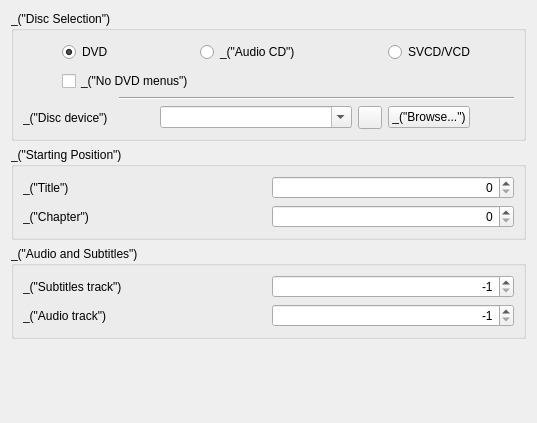
The window that modules/gui/qt4/ui/open_disk.ui (omunroe-com/ubtvlc) describes before a commit, drawn with Qt 5.
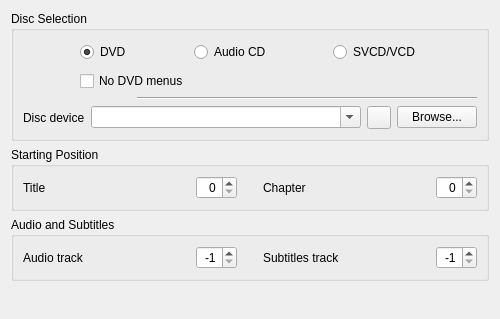
The same window after the commit.

Patch:
```diff
--- a/modules/gui/qt4/ui/open_disk.ui
+++ b/modules/gui/qt4/ui/open_disk.ui
@@ -1,26 +1,38 @@
 <ui version="4.0" >
  <author>Jean-Baptiste Kempf</author>
  <class>OpenDisk</class>
- <widget class="QWidget" name="OpenDisk" >
-  <property name="geometry" >
+ <widget class="QWidget" name="OpenDisk">
+  <property name="geometry">
    <rect>
     <x>0</x>
     <y>0</y>
-    <width>537</width>
-    <height>423</height>
+    <width>500</width>
+    <height>319</height>
    </rect>
   </property>
-  <property name="windowTitle" >
+  <property name="minimumSize">
+   <size>
+    <width>500</width>
+    <height>0</height>
+   </size>
+  </property>
+  <property name="windowTitle">
    <string>Form</string>
   </property>
-  <layout class="QVBoxLayout" >
+  <layout class="QVBoxLayout" name="verticalLayout">
    <item>
-    <widget class="QGroupBox" name="diskGroupBox" >
-     <property name="title" >
-      <string>_("Disc Selection")</string>
+    <widget class="QGroupBox" name="diskGroupBox">
+     <property name="sizePolicy">
+      <sizepolicy hsizetype="Preferred" vsizetype="Minimum">
+       <horstretch>0</horstretch>
+       <verstretch>0</verstretch>
+      </sizepolicy>
      </property>
-     <layout class="QGridLayout" >
-      <item row="0" column="0" >
+     <property name="title">
+      <string>Disc Selection</string>
+     </property>
+     <layout class="QGridLayout" name="gridLayout">
+      <item row="0" column="0">
        <spacer>
         <property name="orientation" >
          <enum>Qt::Horizontal</enum>
@@ -33,9 +45,9 @@
         </property>
        </spacer>
       </item>
-      <item row="0" column="1" >
-       <widget class="QRadioButton" name="dvdRadioButton" >
-        <property name="layoutDirection" >
+      <item row="0" column="1">
+       <widget class="QRadioButton" name="dvdRadioButton">
+        <property name="layoutDirection">
          <enum>Qt::LeftToRight</enum>
         </property>
         <property name="text" >
@@ -46,180 +58,200 @@
         </property>
        </widget>
       </item>
-      <item row="0" column="2" colspan="2" >
+      <item row="0" column="2">
        <spacer>
         <property name="orientation" >
          <enum>Qt::Horizontal</enum>
         </property>
-        <property name="sizeHint" stdset="0" >
+        <property name="sizeHint" stdset="0">
          <size>
-          <width>40</width>
+          <width>20</width>
           <height>20</height>
          </size>
         </property>
        </spacer>
       </item>
-      <item row="0" column="6" >
-       <spacer>
-        <property name="orientation" >
-         <enum>Qt::Horizontal</enum>
+      <item row="0" column="3">
+       <widget class="QRadioButton" name="audioCDRadioButton">
+        <property name="text">
+         <string>Audio CD</string>
         </property>
-        <property name="sizeHint" stdset="0" >
-         <size>
-          <width>40</width>
-          <height>20</height>
-         </size>
-        </property>
-       </spacer>
+       </widget>
       </item>
-      <item row="0" column="9" >
+      <item row="0" column="4">
        <spacer>
         <property name="orientation" >
          <enum>Qt::Horizontal</enum>
         </property>
-        <property name="sizeHint" stdset="0" >
+        <property name="sizeHint" stdset="0">
          <size>
-          <width>31</width>
-          <height>25</height>
+          <width>20</width>
+          <height>20</height>
          </size>
         </property>
        </spacer>
       </item>
-      <item row="1" column="1" colspan="3" >
-       <widget class="QCheckBox" name="dvdsimple" >
-        <property name="toolTip" >
-         <string>_("Disable DVD Menus (for compatibility)")</string>
-        </property>
-        <property name="text" >
-         <string>_("No DVD menus")</string>
-        </property>
-       </widget>
-      </item>
-      <item row="2" column="2" colspan="8" >
-       <widget class="Line" name="line" >
-        <property name="orientation" >
-         <enum>Qt::Horizontal</enum>
-        </property>
-       </widget>
-      </item>
-      <item row="3" column="0" colspan="3" >
-       <widget class="QLabel" name="deviceLabel" >
-        <property name="text" >
-         <string>_("Disc device")</string>
-        </property>
-        <property name="buddy" >
-         <cstring>deviceCombo</cstring>
-        </property>
-       </widget>
-      </item>
-      <item row="3" column="3" colspan="4" >
-       <widget class="QComboBox" name="deviceCombo" >
-        <property name="editable" >
-         <bool>true</bool>
-        </property>
-       </widget>
-      </item>
-      <item row="3" column="7" >
-       <widget class="QToolButton" name="ejectButton" >
-        <property name="sizePolicy" >
-         <sizepolicy vsizetype="Minimum" hsizetype="Fixed" >
-          <horstretch>0</horstretch>
-          <verstretch>0</verstretch>
-         </sizepolicy>
-        </property>
-       </widget>
-      </item>
-      <item row="3" column="8" colspan="2" >
-       <widget class="QPushButton" name="browseDiscButton" >
-        <property name="sizePolicy" >
-         <sizepolicy vsizetype="Fixed" hsizetype="Maximum" >
-          <horstretch>0</horstretch>
-          <verstretch>0</verstretch>
-         </sizepolicy>
-        </property>
-        <property name="text" >
-         <string>_("Browse...")</string>
-        </property>
-       </widget>
-      </item>
-      <item row="0" column="4" >
-       <widget class="QRadioButton" name="audioCDRadioButton" >
-        <property name="text" >
-         <string>_("Audio CD")</string>
-        </property>
-       </widget>
-      </item>
-      <item row="0" column="8" >
-       <widget class="QRadioButton" name="vcdRadioButton" >
-        <property name="text" >
+      <item row="0" column="5">
+       <widget class="QRadioButton" name="vcdRadioButton">
+        <property name="text">
          <string>SVCD/VCD</string>
         </property>
        </widget>
       </item>
+      <item row="0" column="6">
+       <spacer>
+        <property name="orientation">
+         <enum>Qt::Horizontal</enum>
+        </property>
+        <property name="sizeHint" stdset="0">
+         <size>
+          <width>31</width>
+          <height>25</height>
+         </size>
+        </property>
+       </spacer>
+      </item>
+      <item row="1" column="1" colspan="3">
+       <widget class="QCheckBox" name="dvdsimple">
+        <property name="toolTip">
+         <string>Disable DVD Menus (for compatibility)</string>
+        </property>
+        <property name="text">
+         <string>No DVD menus</string>
+        </property>
+       </widget>
+      </item>
+      <item row="2" column="2" colspan="5">
+       <widget class="Line" name="line">
+        <property name="orientation">
+         <enum>Qt::Horizontal</enum>
+        </property>
+       </widget>
+      </item>
+      <item row="3" column="0" colspan="7">
+       <layout class="QHBoxLayout" name="horizontalLayout_5">
+        <item>
+         <widget class="QLabel" name="deviceLabel">
+          <property name="text">
+           <string>Disc device</string>
+          </property>
+          <property name="buddy">
+           <cstring>deviceCombo</cstring>
+          </property>
+         </widget>
+        </item>
+        <item>
+         <widget class="QComboBox" name="deviceCombo">
+          <property name="sizePolicy">
+           <sizepolicy hsizetype="MinimumExpanding" vsizetype="Fixed">
+            <horstretch>0</horstretch>
+            <verstretch>0</verstretch>
+           </sizepolicy>
+          </property>
+          <property name="editable">
+           <bool>true</bool>
+          </property>
+         </widget>
+        </item>
+        <item>
+         <widget class="QToolButton" name="ejectButton">
+          <property name="sizePolicy">
+           <sizepolicy hsizetype="Fixed" vsizetype="Minimum">
+            <horstretch>0</horstretch>
+            <verstretch>0</verstretch>
+           </sizepolicy>
+          </property>
+         </widget>
+        </item>
+        <item>
+         <widget class="QPushButton" name="browseDiscButton">
+          <property name="sizePolicy">
+           <sizepolicy hsizetype="Maximum" vsizetype="Fixed">
+            <horstretch>0</horstretch>
+            <verstretch>0</verstretch>
+           </sizepolicy>
+          </property>
+          <property name="text">
+           <string>Browse...</string>
+          </property>
+         </widget>
+        </item>
+       </layout>
+      </item>
      </layout>
     </widget>
    </item>
    <item>
-    <widget class="QGroupBox" name="diskOptionBox" >
-     <property name="title" >
-      <string>_("Starting Position")</string>
+    <widget class="QGroupBox" name="diskOptionBox">
+     <property name="title">
+      <string>Starting Position</string>
      </property>
-     <layout class="QGridLayout" >
-      <item row="1" column="0" >
-       <widget class="QLabel" name="chapterLabel" >
-        <property name="text" >
-         <string>_("Chapter")</string>
+     <layout class="QHBoxLayout" name="horizontalLayout">
+      <item>
+       <widget class="QLabel" name="titleLabel">
+        <property name="text">
+         <string>Title</string>
         </property>
-        <property name="buddy" >
-         <cstring>chapterSpin</cstring>
-        </property>
-       </widget>
-      </item>
-      <item row="1" column="1" >
-       <widget class="QSpinBox" name="chapterSpin" >
-        <property name="alignment" >
-         <set>Qt::AlignRight</set>
-        </property>
-        <property name="suffix" >
-         <string/>
-        </property>
-        <property name="prefix" >
-         <string/>
-        </property>
-        <property name="minimum" >
-         <number>0</number>
-        </property>
-        <property name="value" >
-         <number>0</number>
-        </property>
-       </widget>
-      </item>
-      <item row="0" column="0" >
-       <widget class="QLabel" name="titleLabel" >
-        <property name="text" >
-         <string>_("Title")</string>
-        </property>
-        <property name="buddy" >
+        <property name="buddy">
          <cstring>titleSpin</cstring>
         </property>
        </widget>
       </item>
-      <item row="0" column="1" >
-       <widget class="QSpinBox" name="titleSpin" >
-        <property name="autoFillBackground" >
+      <item>
+       <widget class="QSpinBox" name="titleSpin">
+        <property name="sizePolicy">
+         <sizepolicy hsizetype="Maximum" vsizetype="Fixed">
+          <horstretch>0</horstretch>
+          <verstretch>0</verstretch>
+         </sizepolicy>
+        </property>
+        <property name="autoFillBackground">
          <bool>false</bool>
         </property>
         <property name="alignment" >
          <set>Qt::AlignRight</set>
         </property>
-        <property name="suffix" >
-         <string/>
-        </property>
-        <property name="minimum" >
+        <property name="value">
          <number>0</number>
         </property>
-        <property name="value" >
-         <number>0</number>
+       </widget>
+      </item>
+      <item>
+       <spacer name="horizontalSpacer">
+        <property name="orientation">
+         <enum>Qt::Horizontal</enum>
+        </property>
+        <property name="sizeType">
+         <enum>QSizePolicy::Fixed</enum>
+        </property>
+        <property name="sizeHint" stdset="0">
+         <size>
+          <width>20</width>
+          <height>20</height>
+         </size>
+        </property>
+       </spacer>
+      </item>
+      <item>
+       <widget class="QLabel" name="chapterLabel">
+        <property name="text">
+         <string>Chapter</string>
+        </property>
+        <property name="buddy">
+         <cstring>chapterSpin</cstring>
+        </property>
+       </widget>
+      </item>
+      <item>
+       <widget class="QSpinBox" name="chapterSpin">
+        <property name="sizePolicy">
+         <sizepolicy hsizetype="Maximum" vsizetype="Fixed">
+          <horstretch>0</horstretch>
+          <verstretch>0</verstretch>
+         </sizepolicy>
+        </property>
+        <property name="alignment">
+         <set>Qt::AlignRight</set>
         </property>
        </widget>
       </item>
@@ -227,56 +259,78 @@
     </widget>
    </item>
    <item>
-    <widget class="QGroupBox" name="diskOptionBox_2" >
-     <property name="title" >
-      <string>_("Audio and Subtitles")</string>
+    <widget class="QGroupBox" name="diskOptionBox_2">
+     <property name="title">
+      <string>Audio and Subtitles</string>
      </property>
-     <layout class="QGridLayout" >
-      <item row="1" column="0" >
-       <widget class="QLabel" name="audioLabel" >
-        <property name="text" >
-         <string>_("Audio track")</string>
+     <layout class="QGridLayout" name="gridLayout_2">
+      <item row="0" column="0">
+       <widget class="QLabel" name="audioLabel">
+        <property name="text">
+         <string>Audio track</string>
         </property>
         <property name="buddy" >
          <cstring>audioSpin</cstring>
         </property>
        </widget>
       </item>
-      <item row="1" column="1" >
-       <widget class="QSpinBox" name="audioSpin" >
-        <property name="alignment" >
+      <item row="0" column="1">
+       <widget class="QSpinBox" name="audioSpin">
+        <property name="sizePolicy">
+         <sizepolicy hsizetype="Maximum" vsizetype="Fixed">
+          <horstretch>0</horstretch>
+          <verstretch>0</verstretch>
+         </sizepolicy>
+        </property>
+        <property name="alignment">
          <set>Qt::AlignRight</set>
         </property>
-        <property name="suffix" >
-         <string/>
-        </property>
-        <property name="prefix" >
-         <string/>
-        </property>
-        <property name="minimum" >
+        <property name="minimum">
          <number>-1</number>
         </property>
-        <property name="maximum" >
-         <number>7</number>
+        <property name="maximum">
+         <number>10</number>
         </property>
         <property name="value" >
          <number>-1</number>
         </property>
        </widget>
       </item>
-      <item row="0" column="0" >
-       <widget class="QLabel" name="subtitlesLabel" >
-        <property name="text" >
-         <string>_("Subtitles track")</string>
+      <item row="0" column="2">
+       <spacer name="horizontalSpacer_2">
+        <property name="orientation">
+         <enum>Qt::Horizontal</enum>
         </property>
-        <property name="buddy" >
+        <property name="sizeType">
+         <enum>QSizePolicy::Fixed</enum>
+        </property>
+        <property name="sizeHint" stdset="0">
+         <size>
+          <width>20</width>
+          <height>20</height>
+         </size>
+        </property>
+       </spacer>
+      </item>
+      <item row="0" column="3">
+       <widget class="QLabel" name="subtitlesLabel">
+        <property name="text">
+         <string>Subtitles track</string>
+        </property>
+        <property name="buddy">
          <cstring>subtitlesSpin</cstring>
         </property>
        </widget>
       </item>
-      <item row="0" column="1" >
-       <widget class="QSpinBox" name="subtitlesSpin" >
-        <property name="autoFillBackground" >
+      <item row="0" column="4">
+       <widget class="QSpinBox" name="subtitlesSpin">
+        <property name="sizePolicy">
+         <sizepolicy hsizetype="Maximum" vsizetype="Fixed">
+          <horstretch>0</horstretch>
+          <verstretch>0</verstretch>
+         </sizepolicy>
+        </property>
+        <property name="autoFillBackground">
          <bool>false</bool>
         </property>
         <property name="alignment" >
@@ -307,10 +361,10 @@
      <property name="sizeType" >
       <enum>QSizePolicy::MinimumExpanding</enum>
      </property>
-     <property name="sizeHint" stdset="0" >
+     <property name="sizeHint" stdset="0">
       <size>
        <width>181</width>
-       <height>22</height>
+       <height>0</height>
       </size>
      </property>
     </spacer>
```
Left out of the diff: 37 changed lines with no effect on the pictures.
